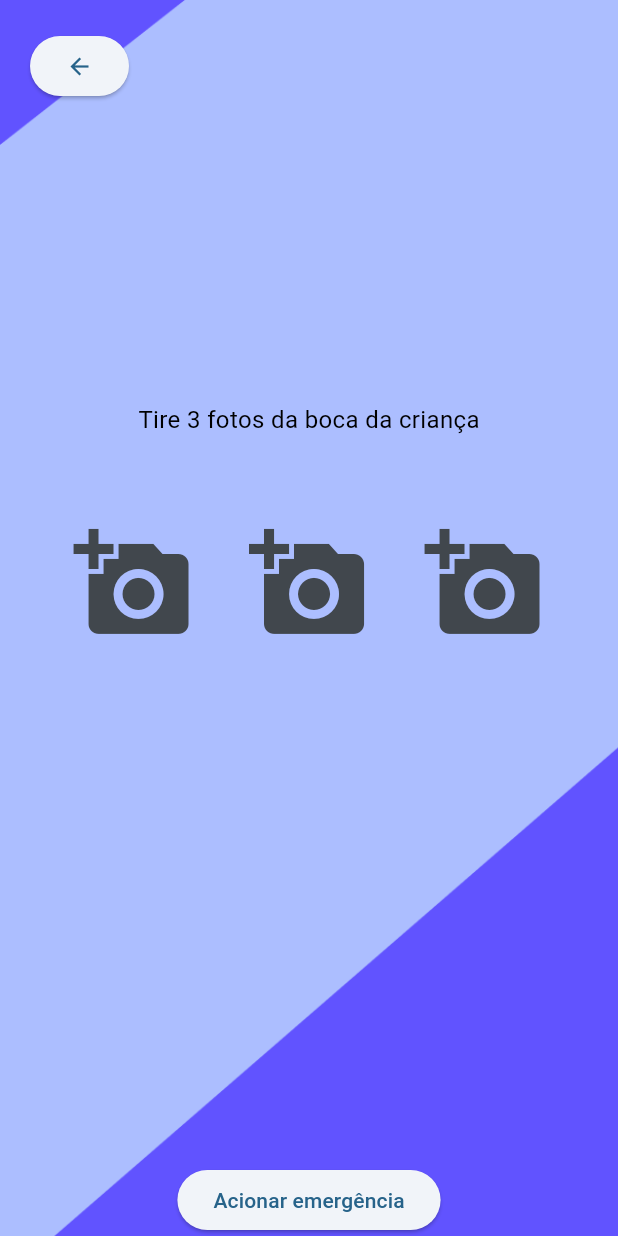
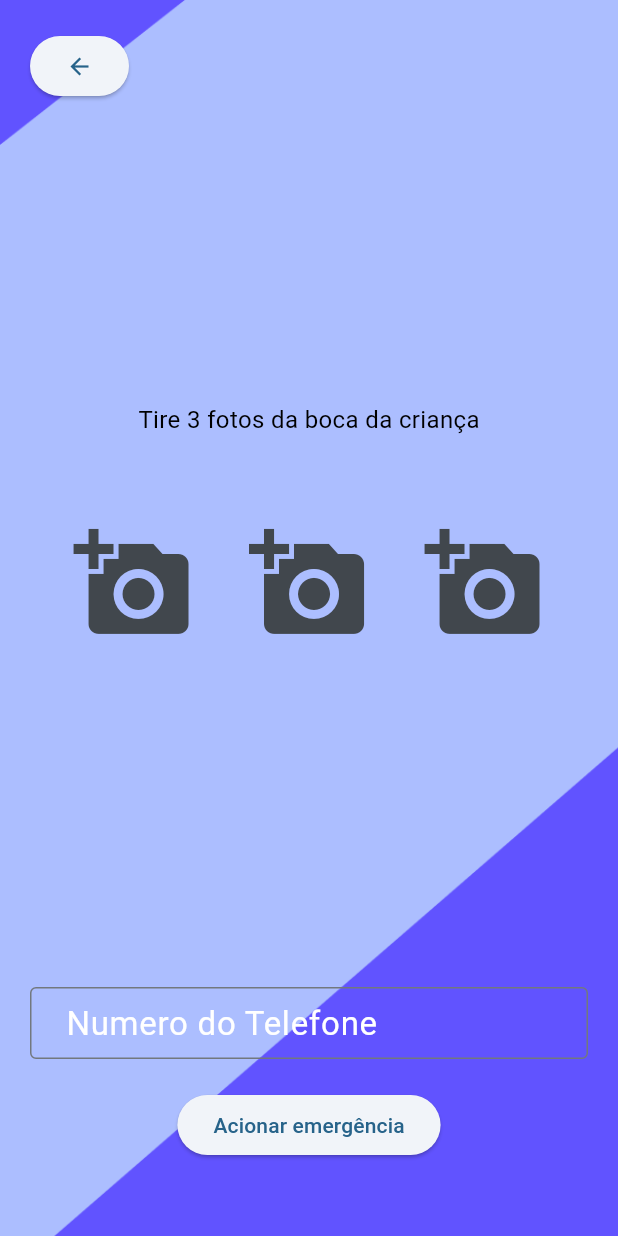
Before and after one commit to matheuspaiva3/teeth_kids_flutter, a Flutter app: the HomePage screen opened directly, on a phone screen of 412 x 824 dp. Run offline on Flutter 3.47's test engine with Material 2 defaults, Android fonts, the phone set to English and light mode, and no system bars; our stand-ins replace camera, cloud_firestore, firebase_auth, firebase_core, firebase_storage, geocoding and 1 more; accounts and stored records are empty; network calls fail.

Commit message:
take_pictures gerando o emergency_requests com id e numero de telefone

```diff
--- a/lib/take_pictures.dart
+++ b/lib/take_pictures.dart
@@ -1,3 +1,4 @@
+import 'package:cloud_firestore/cloud_firestore.dart';
 import 'package:flutter/material.dart';
 import 'dart:async';
 import 'dart:io';
@@ -7,8 +8,21 @@ import 'package:firebase_auth/firebase_auth.dart';
 import 'package:firebase_storage/firebase_storage.dart';
 import 'package:teeth_kids_flutter/dentists_list.dart';
 
-class HomePage extends StatelessWidget {
-  const HomePage({super.key});
+class HomePage extends StatefulWidget {
+  const HomePage({Key? key}) : super(key: key);
+
+  @override
+  _HomePageState createState() => _HomePageState();
+}
+
+class _HomePageState extends State<HomePage> {
+  final TextEditingController _phoneNumberController = TextEditingController();
+
+  @override
+  void dispose() {
+    _phoneNumberController.dispose();
+    super.dispose();
+  }
 
   @override
   Widget build(BuildContext context) {
@@ -118,18 +132,62 @@ class HomePage extends StatelessWidget {
               ],
             ),
           ),
-          SafeArea(
-            child: Align(
+          Padding(
+            padding: const EdgeInsets.fromLTRB(20, 0, 20, 50),
+            child: SafeArea(
+              bottom: false,
+              child: Align(
                 alignment: Alignment.bottomCenter,
-                child: ElevatedButton(
-                    onPressed: () {
-                      Navigator.push(
+                child: Column(
+                  mainAxisAlignment: MainAxisAlignment.end,
+                  children: [
+                    TextFormField(
+                      controller: _phoneNumberController,
+                      keyboardType: TextInputType.phone,
+                      decoration: const InputDecoration(
+                        labelText: 'Numero do Telefone',
+                        labelStyle: TextStyle(
+                          color: Colors.white,
+                          fontSize: 22, // Aumentar o tamanho da fonte
+                        ),
+                        border: OutlineInputBorder(),
+                        contentPadding: EdgeInsets.symmetric(horizontal: 20),
+                      ),
+                    ),
+                    const SizedBox(height: 20),
+                    ElevatedButton(
+                      onPressed: () {
+                        final String phoneNumber = _phoneNumberController.text;
+                        final String userId = FirebaseAuth.instance.currentUser?.uid ?? '';
+
+                        // Adicione o ID e o número de telefone à coleção 'emergency_requests'
+                        FirebaseFirestore.instance.collection('emergency_requests').add({
+                          'userId': userId,
+                          'phoneNumber': phoneNumber,
+                        }).then((value) {
+                          // Sucesso ao adicionar à coleção
+                          print('Dados adicionados com sucesso');
+                        }).catchError((error) {
+                          // Erro ao adicionar à coleção
+                          print('Erro ao adicionar dados: $error');
+                        });
+
+                        Navigator.push(
                           context,
-                          MaterialPageRoute(
-                              builder: (context) => const DentistsList()));
-                    },
-                    child: const Text('Acionar emergência'))),
+                          MaterialPageRoute(builder: (context) => const DentistsList()),
+                        );
+                      },
+                      child: const Text('Acionar emergência'),
+                    ),
+
+                  ],
+                ),
+              ),
+            ),
           )
+
+
+          ,
         ],
       ),
     );
@@ -139,9 +197,9 @@ class HomePage extends StatelessWidget {
 // A screen that allows users to take a picture using a given camera.
 class TakePictureScreen extends StatefulWidget {
   const TakePictureScreen({
-    super.key,
+    Key? key,
     required this.camera,
-  });
+  }) : super(key: key);
 
   final CameraDescription camera;
 
@@ -236,7 +294,7 @@ class DisplayPictureScreen extends StatelessWidget {
   final String imagePath;
   final String? userId = FirebaseAuth.instance.currentUser?.uid;
 
-  DisplayPictureScreen({super.key, required this.imagePath});
+  DisplayPictureScreen({Key? key, required this.imagePath}) : super(key: key);
 
   @override
   Widget build(BuildContext context) {
```
